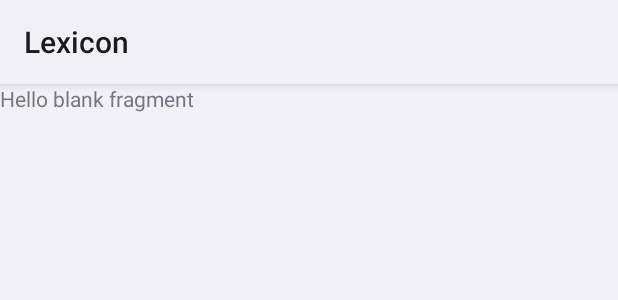
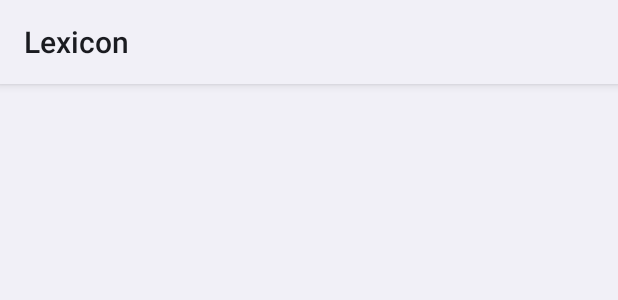
Before and after one commit to the-alchemist-07/thesaurus-android, an Android app: the layout fragment_history.xml on its own in the app's theme, with its tools: preview values and no code run, on a phone screen of 412 x 824 dp. Shown: the top 300 px of the screen. Run offline under Robolectric (Android 15) with nearby library versions, the phone set to English and light mode, and no system bars; network calls fail.

Commit message:
Removed the code that are not needed, and initialized view-binding object in HistoryFragment.

```diff
--- a/app/src/main/res/layout/fragment_history.xml
+++ b/app/src/main/res/layout/fragment_history.xml
@@ -1,14 +1,10 @@
 <?xml version="1.0" encoding="utf-8"?>
-<FrameLayout xmlns:android="http://schemas.android.com/apk/res/android"
+<androidx.constraintlayout.widget.ConstraintLayout xmlns:android="http://schemas.android.com/apk/res/android"
     xmlns:tools="http://schemas.android.com/tools"
     android:layout_width="match_parent"
     android:layout_height="match_parent"
     tools:context=".history.ui.HistoryFragment">
 
-    <!-- TODO: Update blank fragment layout -->
-    <TextView
-        android:layout_width="match_parent"
-        android:layout_height="match_parent"
-        android:text="@string/hello_blank_fragment" />
 
-</FrameLayout>
+
+</androidx.constraintlayout.widget.ConstraintLayout>
--- a/app/src/main/res/values/strings.xml
+++ b/app/src/main/res/values/strings.xml
@@ -16,6 +16,4 @@
     <string name="about">About</string>
     <string name="app_info_description">This app is built on top of the <a href="https://dictionaryapi.dev/">free dictionary API</a>. The source code of this app is also available at <a href="https://github.com/the-alchemist-07/thesaurus-android">Github</a>.</string>
     <string name="dev_info_description">App made with ❤ by Mohammed Mashood PV</string>
-    <!-- TODO: Remove or change this placeholder text -->
-    <string name="hello_blank_fragment">Hello blank fragment</string>
 </resources>
```
Also changed, not shown: app/src/main/java/com/mashood/thesaurus/history/ui/HistoryFragment.kt (+6 -49 lines).
